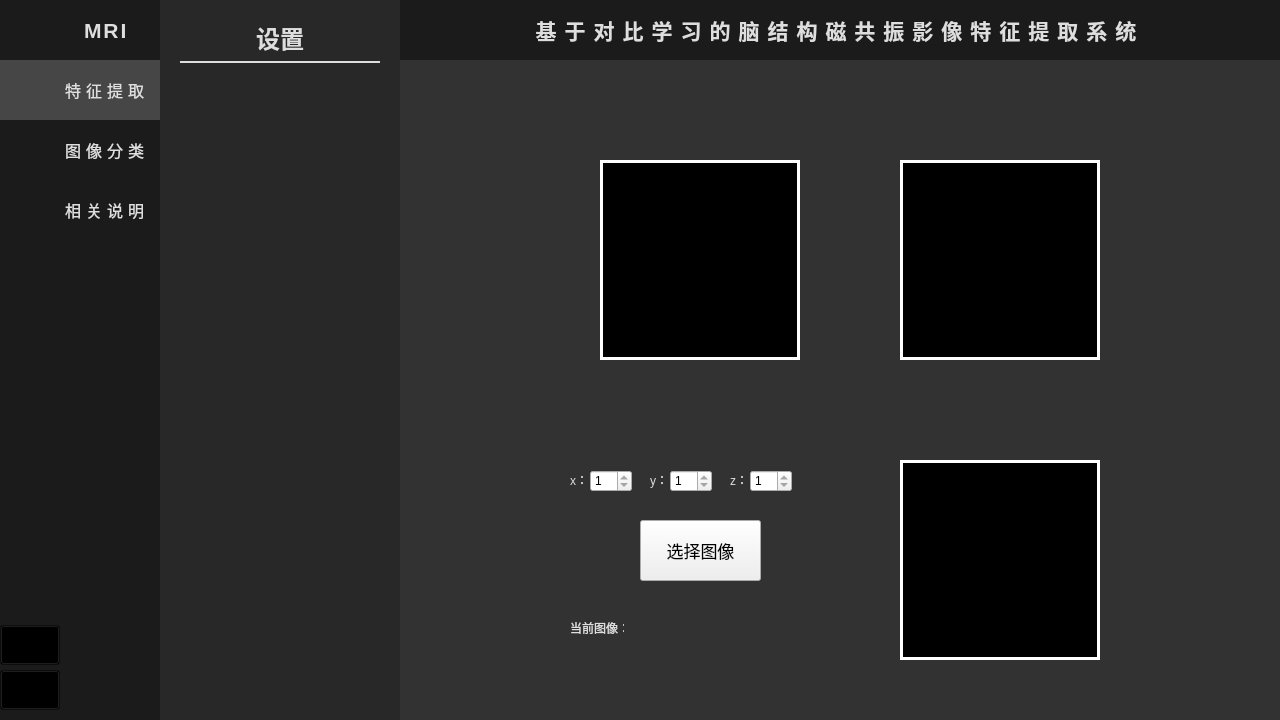
This is ui/main.ui in feroooooo/Contrastive-Learning-MRI as Qt 5 draws it before an edit. The edited form follows.
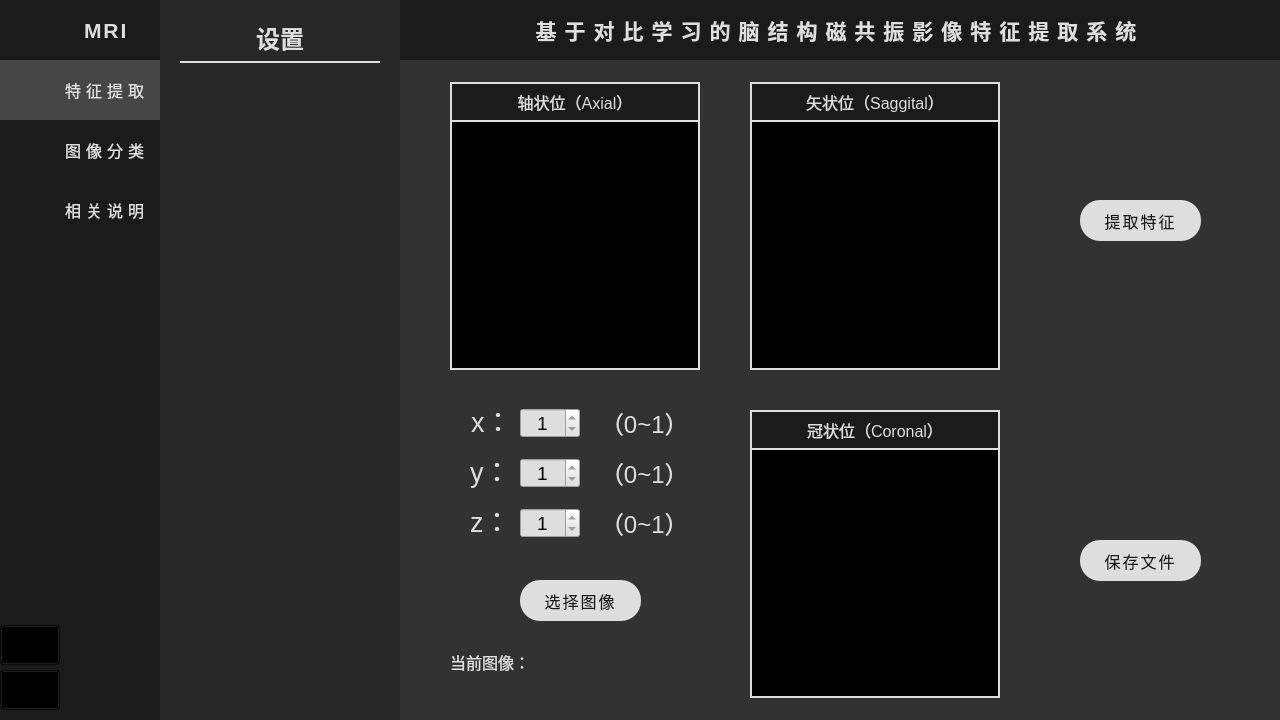
This is the edited form. Icons and pictures are not drawn.

```diff
--- a/ui/main.ui
+++ b/ui/main.ui
@@ -16,6 +16,11 @@
     <height>720</height>
    </size>
   </property>
+  <property name="font">
+   <font>
+    <pointsize>12</pointsize>
+   </font>
+  </property>
   <property name="windowTitle">
    <string>基于对比学习的脑结构磁共振影像特征提取系统</string>
   </property>
@@ -1152,17 +1157,36 @@
                          </property>
                          <property name="styleSheet">
                           <string notr="true">QLabel#axialLabel, QLabel#coronalLabel, QLabel#saggitalLabel{
-	border: 3px solid white;
+	border: 2px solid #dedede;
 	background-color:black;
+}
+QLabel#axial_text_label, QLabel#saggital_text_label, QLabel#coronal_text_label{
+	border: 2px solid #dedede;
+	background-color:#1b1b1b;
+}
+QPushButton{
+	background-color:#dedede;
+	color:#1b1b1b;
+	border-radius:20px;
+	font-size:12pt;
+	letter-spacing:2px;
+	font-weight:400;
+}
+QPushButton:hover{
+	background-color:#f1f1f1;
+}
+QSpinBox{
+	background-color:#dedede;
+	font-size:14pt;
 }</string>
                          </property>
                          <widget class="QLabel" name="axialLabel">
                           <property name="geometry">
                            <rect>
-                            <x>200</x>
-                            <y>100</y>
-                            <width>200</width>
-                            <height>200</height>
+                            <x>50</x>
+                            <y>60</y>
+                            <width>250</width>
+                            <height>250</height>
                            </rect>
                           </property>
                           <property name="text">
@@ -1175,10 +1199,10 @@
                          <widget class="QLabel" name="saggitalLabel">
                           <property name="geometry">
                            <rect>
-                            <x>500</x>
-                            <y>100</y>
-                            <width>200</width>
-                            <height>200</height>
+                            <x>350</x>
+                            <y>60</y>
+                            <width>250</width>
+                            <height>250</height>
                            </rect>
                           </property>
                           <property name="text">
@@ -1191,10 +1215,10 @@
                          <widget class="QLabel" name="coronalLabel">
                           <property name="geometry">
                            <rect>
-                            <x>500</x>
-                            <y>400</y>
-                            <width>200</width>
-                            <height>200</height>
+                            <x>350</x>
+                            <y>388</y>
+                            <width>250</width>
+                            <height>250</height>
                            </rect>
                           </property>
                           <property name="text">
@@ -1207,14 +1231,14 @@
                          <widget class="QPushButton" name="selectButton">
                           <property name="geometry">
                            <rect>
-                            <x>240</x>
-                            <y>460</y>
+                            <x>120</x>
+                            <y>520</y>
                             <width>121</width>
-                            <height>61</height>
+                            <height>41</height>
                            </rect>
                           </property>
-                          <property name="styleSheet">
-                           <string notr="true">font-size:13pt;</string>
+                          <property name="cursor">
+                           <cursorShape>PointingHandCursor</cursorShape>
                           </property>
                           <property name="text">
                            <string>选择图像</string>
@@ -1223,25 +1247,47 @@
                          <widget class="QLabel" name="label">
                           <property name="geometry">
                            <rect>
-                            <x>170</x>
-                            <y>560</y>
-                            <width>54</width>
-                            <height>16</height>
+                            <x>50</x>
+                            <y>590</y>
+                            <width>250</width>
+                            <height>51</height>
                            </rect>
                           </property>
+                          <property name="font">
+                           <font>
+                            <pointsize>12</pointsize>
+                           </font>
+                          </property>
                           <property name="text">
                            <string>当前图像：</string>
                           </property>
+                          <property name="scaledContents">
+                           <bool>true</bool>
+                          </property>
+                          <property name="alignment">
+                           <set>Qt::AlignLeading|Qt::AlignLeft|Qt::AlignTop</set>
+                          </property>
+                          <property name="wordWrap">
+                           <bool>true</bool>
+                          </property>
                          </widget>
                          <widget class="QSpinBox" name="spinBox_x">
                           <property name="geometry">
                            <rect>
-                            <x>190</x>
-                            <y>410</y>
-                            <width>42</width>
-                            <height>22</height>
+                            <x>120</x>
+                            <y>348</y>
+                            <width>60</width>
+                            <height>30</height>
                            </rect>
                           </property>
+                          <property name="font">
+                           <font>
+                            <pointsize>14</pointsize>
+                           </font>
+                          </property>
+                          <property name="alignment">
+                           <set>Qt::AlignCenter</set>
+                          </property>
                           <property name="minimum">
                            <number>1</number>
                           </property>
@@ -1252,12 +1298,20 @@
                          <widget class="QSpinBox" name="spinBox_y">
                           <property name="geometry">
                            <rect>
-                            <x>270</x>
-                            <y>410</y>
-                            <width>42</width>
-                            <height>22</height>
+                            <x>120</x>
+                            <y>398</y>
+                            <width>60</width>
+                            <height>30</height>
                            </rect>
                           </property>
+                          <property name="font">
+                           <font>
+                            <pointsize>14</pointsize>
+                           </font>
+                          </property>
+                          <property name="alignment">
+                           <set>Qt::AlignCenter</set>
+                          </property>
                           <property name="minimum">
                            <number>1</number>
                           </property>
@@ -1268,12 +1322,15 @@
                          <widget class="QSpinBox" name="spinBox_z">
                           <property name="geometry">
                            <rect>
-                            <x>350</x>
-                            <y>410</y>
-                            <width>42</width>
-                            <height>22</height>
+                            <x>120</x>
+                            <y>448</y>
+                            <width>60</width>
+                            <height>30</height>
                            </rect>
                           </property>
+                          <property name="alignment">
+                           <set>Qt::AlignCenter</set>
+                          </property>
                           <property name="minimum">
                            <number>1</number>
                           </property>
@@ -1281,15 +1338,20 @@
                            <number>1</number>
                           </property>
                          </widget>
-                         <widget class="QLabel" name="label_z">
+                         <widget class="QLabel" name="label_x">
                           <property name="geometry">
                            <rect>
-                            <x>170</x>
-                            <y>412</y>
-                            <width>16</width>
-                            <height>16</height>
+                            <x>71</x>
+                            <y>340</y>
+                            <width>30</width>
+                            <height>40</height>
                            </rect>
                           </property>
+                          <property name="font">
+                           <font>
+                            <pointsize>20</pointsize>
+                           </font>
+                          </property>
                           <property name="text">
                            <string>x：</string>
                           </property>
@@ -1297,29 +1359,188 @@
                          <widget class="QLabel" name="label_y">
                           <property name="geometry">
                            <rect>
-                            <x>250</x>
-                            <y>412</y>
-                            <width>16</width>
-                            <height>16</height>
+                            <x>70</x>
+                            <y>390</y>
+                            <width>30</width>
+                            <height>40</height>
                            </rect>
                           </property>
+                          <property name="font">
+                           <font>
+                            <pointsize>20</pointsize>
+                           </font>
+                          </property>
                           <property name="text">
                            <string>y：</string>
                           </property>
                          </widget>
-                         <widget class="QLabel" name="label_5">
+                         <widget class="QLabel" name="label_z">
                           <property name="geometry">
                            <rect>
-                            <x>330</x>
-                            <y>412</y>
-                            <width>16</width>
-                            <height>16</height>
+                            <x>70</x>
+                            <y>440</y>
+                            <width>30</width>
+                            <height>40</height>
                            </rect>
                           </property>
+                          <property name="font">
+                           <font>
+                            <pointsize>20</pointsize>
+                           </font>
+                          </property>
                           <property name="text">
                            <string>z：</string>
                           </property>
                          </widget>
+                         <widget class="QPushButton" name="extractButton_2">
+                          <property name="geometry">
+                           <rect>
+                            <x>680</x>
+                            <y>140</y>
+                            <width>121</width>
+                            <height>41</height>
+                           </rect>
+                          </property>
+                          <property name="cursor">
+                           <cursorShape>PointingHandCursor</cursorShape>
+                          </property>
+                          <property name="text">
+                           <string>提取特征</string>
+                          </property>
+                         </widget>
+                         <widget class="QPushButton" name="saveButton">
+                          <property name="geometry">
+                           <rect>
+                            <x>680</x>
+                            <y>480</y>
+                            <width>121</width>
+                            <height>41</height>
+                           </rect>
+                          </property>
+                          <property name="cursor">
+                           <cursorShape>PointingHandCursor</cursorShape>
+                          </property>
+                          <property name="text">
+                           <string>保存文件</string>
+                          </property>
+                         </widget>
+                         <widget class="QLabel" name="axial_text_label">
+                          <property name="geometry">
+                           <rect>
+                            <x>50</x>
+                            <y>22</y>
+                            <width>250</width>
+                            <height>40</height>
+                           </rect>
+                          </property>
+                          <property name="font">
+                           <font>
+                            <pointsize>12</pointsize>
+                           </font>
+                          </property>
+                          <property name="text">
+                           <string>轴状位（Axial）</string>
+                          </property>
+                          <property name="alignment">
+                           <set>Qt::AlignCenter</set>
+                          </property>
+                         </widget>
+                         <widget class="QLabel" name="saggital_text_label">
+                          <property name="geometry">
+                           <rect>
+                            <x>350</x>
+                            <y>22</y>
+                            <width>250</width>
+                            <height>40</height>
+                           </rect>
+                          </property>
+                          <property name="font">
+                           <font>
+                            <pointsize>12</pointsize>
+                           </font>
+                          </property>
+                          <property name="text">
+                           <string>矢状位（Saggital）</string>
+                          </property>
+                          <property name="alignment">
+                           <set>Qt::AlignCenter</set>
+                          </property>
+                         </widget>
+                         <widget class="QLabel" name="coronal_text_label">
+                          <property name="geometry">
+                           <rect>
+                            <x>350</x>
+                            <y>350</y>
+                            <width>250</width>
+                            <height>40</height>
+                           </rect>
+                          </property>
+                          <property name="font">
+                           <font>
+                            <pointsize>12</pointsize>
+                           </font>
+                          </property>
+                          <property name="text">
+                           <string>冠状位（Coronal）</string>
+                          </property>
+                          <property name="alignment">
+                           <set>Qt::AlignCenter</set>
+                          </property>
+                         </widget>
+                         <widget class="QLabel" name="label_x_range">
+                          <property name="geometry">
+                           <rect>
+                            <x>200</x>
+                            <y>342</y>
+                            <width>101</width>
+                            <height>40</height>
+                           </rect>
+                          </property>
+                          <property name="font">
+                           <font>
+                            <pointsize>18</pointsize>
+                           </font>
+                          </property>
+                          <property name="text">
+                           <string>（0~1）</string>
+                          </property>
+                         </widget>
+                         <widget class="QLabel" name="label_y_range">
+                          <property name="geometry">
+                           <rect>
+                            <x>200</x>
+                            <y>392</y>
+                            <width>101</width>
+                            <height>40</height>
+                           </rect>
+                          </property>
+                          <property name="font">
+                           <font>
+                            <pointsize>18</pointsize>
+                           </font>
+                          </property>
+                          <property name="text">
+                           <string>（0~1）</string>
+                          </property>
+                         </widget>
+                         <widget class="QLabel" name="label_z_range">
+                          <property name="geometry">
+                           <rect>
+                            <x>200</x>
+                            <y>442</y>
+                            <width>101</width>
+                            <height>40</height>
+                           </rect>
+                          </property>
+                          <property name="font">
+                           <font>
+                            <pointsize>18</pointsize>
+                           </font>
+                          </property>
+                          <property name="text">
+                           <string>（0~1）</string>
+                          </property>
+                         </widget>
                         </widget>
                        </item>
                        <item>
```
Left out of the diff: 2 changed lines with no effect on the pictures.
